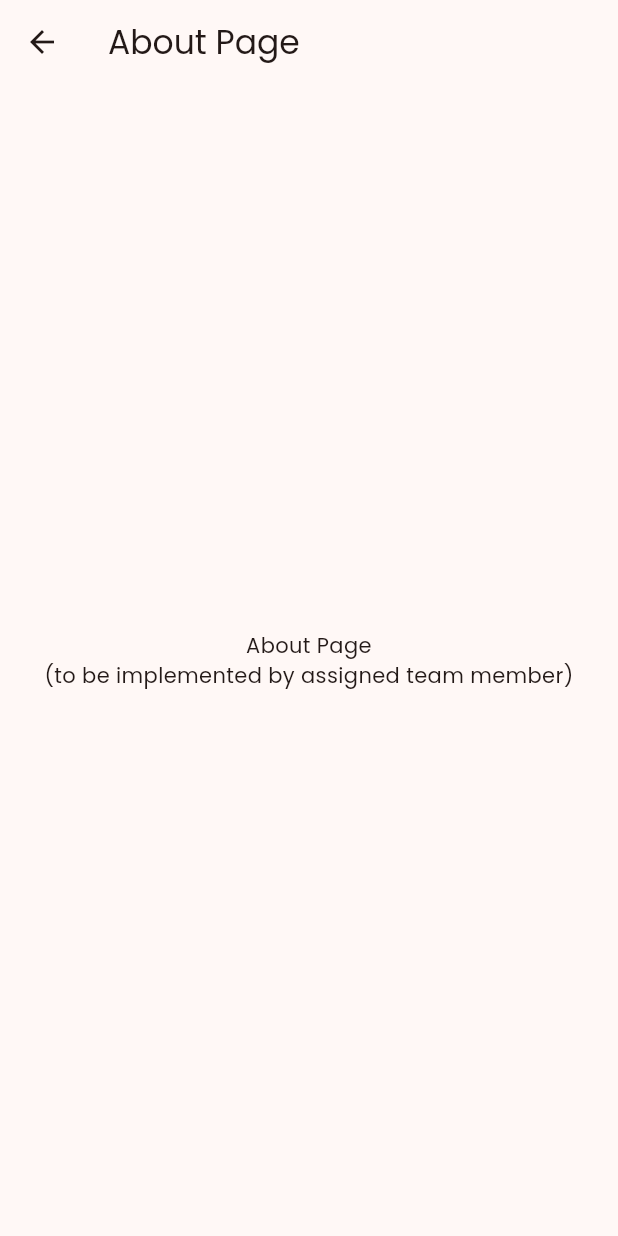
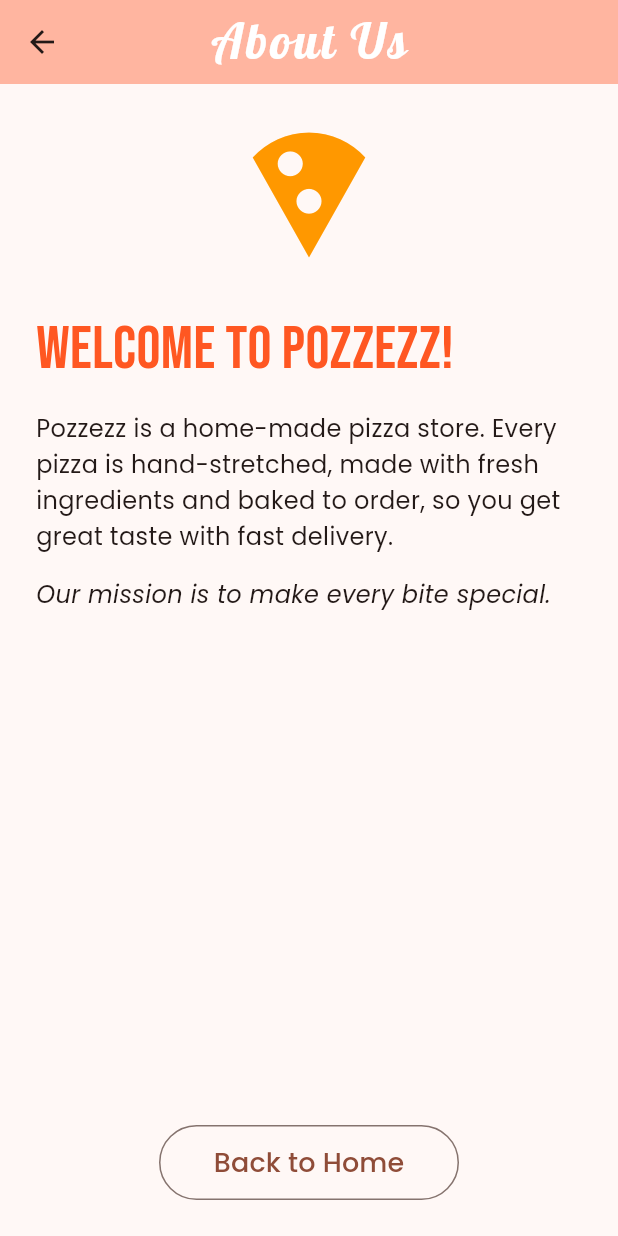
Before and after one commit to ColdShadow01/Lab_Exercise_4.1_Pozzezz_G01_T10, a Flutter app: the screen it shows after launch, after a tap on "About Us", on a phone screen of 412 x 824 dp. Run offline on Flutter 3.47's test engine with Material 3 defaults, Android fonts, the phone set to English and light mode, and no system bars; our stand-ins replace google_fonts; network calls fail.

Commit message:
Add About Page

```diff
--- /dev/null
+++ b/lib/about_page.dart
@@ -0,0 +1,99 @@
+import 'package:flutter/material.dart';
+import 'package:google_fonts/google_fonts.dart';
+
+class AboutPage extends StatelessWidget {
+  const AboutPage({super.key});
+
+  @override
+  Widget build(BuildContext context) {
+    return Scaffold(
+      appBar: AppBar(
+        backgroundColor: Theme.of(context).colorScheme.inversePrimary,
+        centerTitle: true,
+        title: Text(
+          'About Us',
+          style: GoogleFonts.lobster(
+            textStyle: const TextStyle(
+              color: Colors.white,
+              fontSize: 32,
+              letterSpacing: 2.0,
+            ),
+          ),
+        ),
+      ),
+      body: SafeArea(
+        child: Padding(
+          padding: const EdgeInsets.all(24),
+          child: Column(
+            children: [
+              Expanded(
+                child: SingleChildScrollView(
+                  child: Column(
+                    crossAxisAlignment: CrossAxisAlignment.start,
+                    children: [
+                      Center(
+                        child: ClipRRect(
+                          borderRadius: BorderRadius.circular(16),
+                          child: Image.network(
+                            'https://images.unsplash.com/photo-1513104890138-7c749659a591?w=500',
+                            height: 220,
+                            width: double.infinity,
+                            fit: BoxFit.cover,
+                            errorBuilder: (context, error, stackTrace) =>
+                                const Icon(
+                                  Icons.local_pizza,
+                                  size: 100,
+                                  color: Colors.orange,
+                                ),
+                          ),
+                        ),
+                      ),
+                      const SizedBox(height: 24),
+                      Text(
+                        'Welcome to Pozzezz!',
+                        style: GoogleFonts.bebasNeue(
+                          fontSize: 40,
+                          color: Colors.deepOrange,
+                        ),
+                      ),
+                      const SizedBox(height: 12),
+                      const Text(
+                        'Pozzezz is a home-made pizza store. Every pizza is '
+                        'hand-stretched, made with fresh ingredients and baked '
+                        'to order, so you get great taste with fast delivery.',
+                        style: TextStyle(fontSize: 16, height: 1.5),
+                      ),
+                      const SizedBox(height: 16),
+                      const Text(
+                        'Our mission is to make every bite special.',
+                        style: TextStyle(
+                          fontSize: 16,
+                          fontStyle: FontStyle.italic,
+                        ),
+                      ),
+                    ],
+                  ),
+                ),
+              ),
+              const SizedBox(height: 12),
+              OutlinedButton(
+                onPressed: () => Navigator.pushNamedAndRemoveUntil(
+                  context,
+                  '/',
+                  (r) => false,
+                ),
+                style: OutlinedButton.styleFrom(
+                  minimumSize: const Size(200, 50),
+                ),
+                child: const Text(
+                  'Back to Home',
+                  style: TextStyle(fontSize: 18),
+                ),
+              ),
+            ],
+          ),
+        ),
+      ),
+    );
+  }
+}
--- a/lib/main.dart
+++ b/lib/main.dart
@@ -2,6 +2,7 @@ import 'package:flutter/material.dart';
 import 'package:google_fonts/google_fonts.dart';
 
 import 'home_page.dart';
+import 'about_page.dart';
 
 void main() {
   runApp(const MyApp());
@@ -24,7 +25,7 @@ class MyApp extends StatelessWidget {
       routes: {
         '/': (context) => const MyHomePage(title: 'Pozzezz'),
         '/menu': (context) => const PlaceholderPage(title: 'Menu Page'),
-        '/about': (context) => const PlaceholderPage(title: 'About Page'),
+        '/about': (context) => const AboutPage(),
         '/contact': (context) => const PlaceholderPage(title: 'Contact Page'),
         '/twitter': (context) => const PlaceholderPage(title: 'Twitter/X page'),
         '/facebook': (context) => const PlaceholderPage(title: 'Facebook page'),
```
